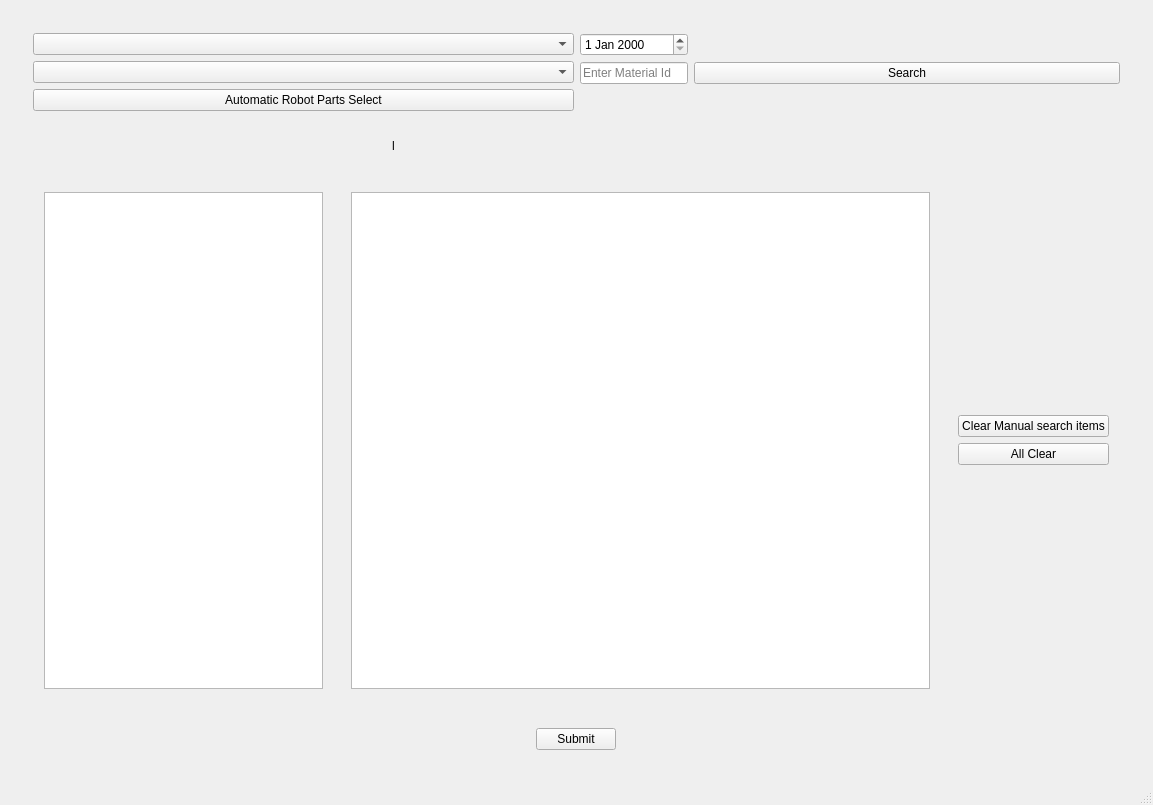
This is autopurchase.ui in TwIntern24/autoPurchase as Qt 5 draws it before an edit. The edited form follows.
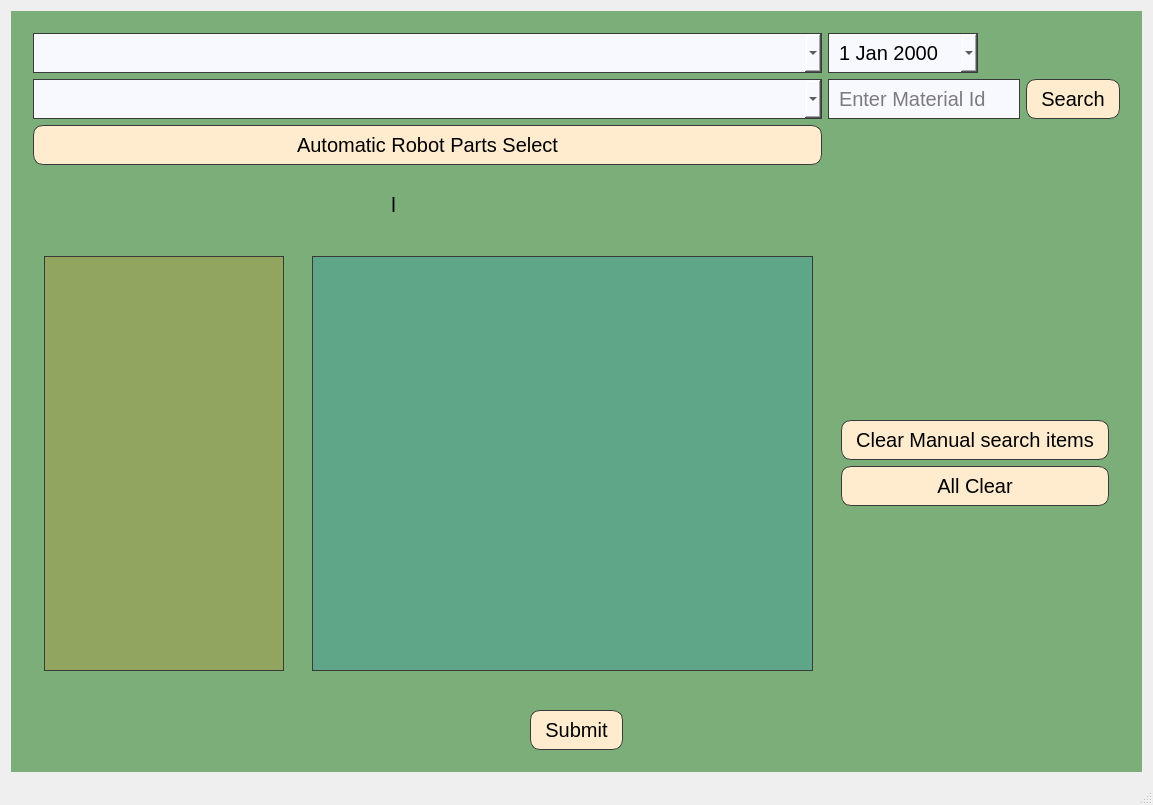
This is the edited form.

What changed in the file:
```diff
--- a/autopurchase.ui
+++ b/autopurchase.ui
@@ -23,14 +23,88 @@
    <layout class="QGridLayout" name="gridLayout_2">
     <item row="0" column="0">
      <widget class="QWidget" name="mainContainer" native="true">
+      <property name="styleSheet">
+       <string notr="true">QWidget {
+    background-color: #7cae7a;
+    color: #000000;
+    font-size: 15pt;
+}
+
+QLineEdit, QComboBox, QDateEdit {
+    background-color: #F8F8FF;
+    border: 1px solid #3a3a3a;
+    padding: 6px 8px;
+}
+
+QLineEdit:focus, QComboBox:focus, QDateEdit:focus {
+    border: 1px solid #4da3ff;
+}
+
+QPushButton {
+    background-color: #FFEBCD;
+    border: 1px solid #3a3a3a;
+    border-radius: 10px;
+    padding: 7px 14px;
+}
+
+QPushButton:hover {
+    background-color: #D2691E;
+}
+
+QPushButton:pressed {
+    background-color: #3a3a3a;
+}
+
+QPushButton:disabled {
+    background-color: #888888;
+    color: #000000;
+}
+
+QListWidget {
+    background-color: #91a55f;
+    border: 1px solid #3a3a3a;
+}
+
+ QTableWidget {
+    background-color: #5fa588;
+    border: 1px solid #3a3a3a;
+}
+
+QScrollBar {
+    background: #6fa66e;
+}
+
+QSpinBox{
+    background-color: #669984;
+    border: 1px solid #3a3a3a;
+}
+
+QComboBox QAbstractItemView {
+    background-color: #495549;
+    color: #ffffff;
+    selection-background-color: #323a58;
+    selection-color: white;
+    border: 1px solid #444;
+    outline: 0;
+}</string>
+      </property>
       <layout class="QVBoxLayout" name="verticalLayout_8">
        <item>
         <widget class="QWidget" name="topBar" native="true">
+         <property name="styleSheet">
+          <string notr="true"/>
+         </property>
          <layout class="QHBoxLayout" name="horizontalLayout">
           <item>
            <layout class="QVBoxLayout" name="verticalLayout_3">
             <item>
              <widget class="QComboBox" name="comboExcel">
+              <property name="sizePolicy">
+               <sizepolicy hsizetype="Minimum" vsizetype="Fixed">
+                <horstretch>0</horstretch>
+                <verstretch>0</verstretch>
+               </sizepolicy>
+              </property>
               <property name="currentText">
                <string/>
               </property>
@@ -52,12 +126,28 @@
            <layout class="QGridLayout" name="gridLayout" rowstretch="0,0,0" columnstretch="0,0">
             <item row="0" column="0">
              <widget class="QDateEdit" name="dateEditRequest">
+              <property name="minimumSize">
+               <size>
+                <width>0</width>
+                <height>0</height>
+               </size>
+              </property>
               <property name="maximumSize">
                <size>
-                <width>125</width>
+                <width>150</width>
                 <height>16777215</height>
                </size>
               </property>
+              <property name="calendarPopup">
+               <bool>true</bool>
+              </property>
+             </widget>
+            </item>
+            <item row="2" column="0">
+             <widget class="QLabel" name="labelSearchResult">
+              <property name="text">
+               <string/>
+              </property>
              </widget>
             </item>
             <item row="1" column="0">
@@ -75,6 +165,12 @@
             </item>
             <item row="1" column="1">
              <widget class="QPushButton" name="btnSearchMaterial">
+              <property name="sizePolicy">
+               <sizepolicy hsizetype="Fixed" vsizetype="Fixed">
+                <horstretch>0</horstretch>
+                <verstretch>0</verstretch>
+               </sizepolicy>
+              </property>
               <property name="text">
                <string>Search</string>
               </property>
@@ -94,11 +190,17 @@
        </item>
        <item>
         <widget class="QWidget" name="loadingBar" native="true">
+         <property name="layoutDirection">
+          <enum>Qt::LeftToRight</enum>
+         </property>
+         <property name="styleSheet">
+          <string notr="true"/>
+         </property>
          <layout class="QHBoxLayout" name="horizontalLayout_3" stretch="2,1">
           <item>
            <widget class="QLabel" name="labelLoading">
             <property name="sizePolicy">
-             <sizepolicy hsizetype="MinimumExpanding" vsizetype="Minimum">
+             <sizepolicy hsizetype="Minimum" vsizetype="Minimum">
               <horstretch>0</horstretch>
               <verstretch>0</verstretch>
              </sizepolicy>
@@ -132,6 +234,9 @@
        </item>
        <item>
         <widget class="QWidget" name="contentArea" native="true">
+         <property name="styleSheet">
+          <string notr="true"/>
+         </property>
          <layout class="QHBoxLayout" name="horizontalLayout_5" stretch="5,10,1">
           <item>
            <widget class="QWidget" name="leftpanel" native="true">
@@ -141,6 +246,9 @@
               <verstretch>0</verstretch>
              </sizepolicy>
             </property>
+            <property name="styleSheet">
+             <string notr="true"/>
+            </property>
             <layout class="QVBoxLayout" name="verticalLayout_5">
              <item>
               <widget class="QListWidget" name="listWidgetChecklist">
@@ -163,6 +271,9 @@
               <verstretch>0</verstretch>
              </sizepolicy>
             </property>
+            <property name="styleSheet">
+             <string notr="true"/>
+            </property>
             <layout class="QVBoxLayout" name="verticalLayout_6">
              <item>
               <widget class="QTableWidget" name="tableWidgetParts">
@@ -172,6 +283,21 @@
                  <height>0</height>
                 </size>
                </property>
+               <property name="verticalScrollBarPolicy">
+                <enum>Qt::ScrollBarAsNeeded</enum>
+               </property>
+               <property name="horizontalScrollBarPolicy">
+                <enum>Qt::ScrollBarAsNeeded</enum>
+               </property>
+               <property name="sizeAdjustPolicy">
+                <enum>QAbstractScrollArea::AdjustIgnored</enum>
+               </property>
+               <property name="verticalScrollMode">
+                <enum>QAbstractItemView::ScrollPerItem</enum>
+               </property>
+               <attribute name="horizontalHeaderStretchLastSection">
+                <bool>true</bool>
+               </attribute>
               </widget>
              </item>
             </layout>
@@ -179,6 +305,9 @@
           </item>
           <item>
            <widget class="QWidget" name="rightSideButtons" native="true">
+            <property name="styleSheet">
+             <string notr="true"/>
+            </property>
             <layout class="QVBoxLayout" name="verticalLayout_7">
              <item>
               <layout class="QVBoxLayout" name="verticalLayout">
@@ -206,6 +335,9 @@
        </item>
        <item>
         <widget class="QWidget" name="bottomBar" native="true">
+         <property name="styleSheet">
+          <string notr="true"/>
+         </property>
          <layout class="QHBoxLayout" name="horizontalLayout_4">
           <item>
            <widget class="QPushButton" name="btnSubmit">
```
Left out of the diff: 7 changed lines with no effect on the pictures.
